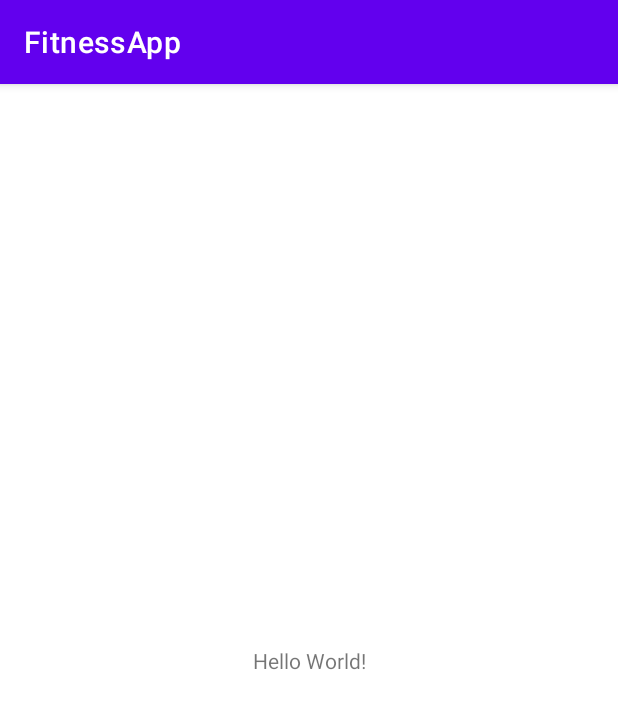
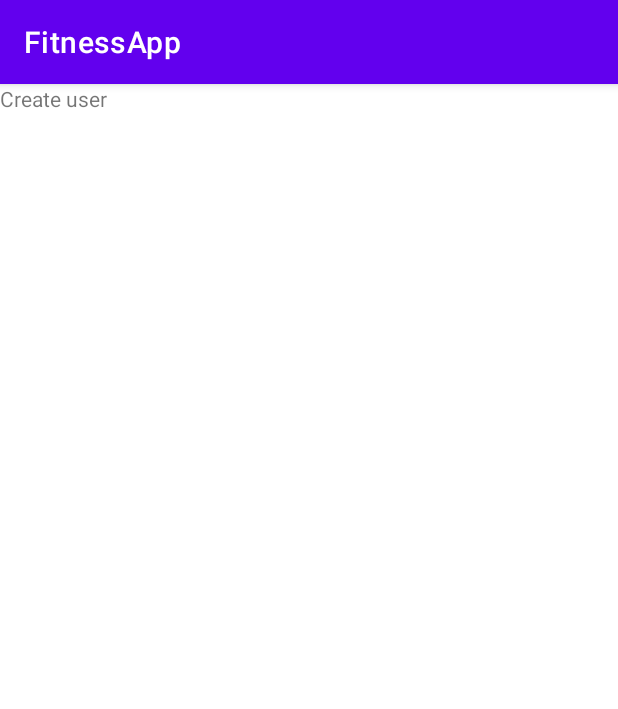
Before and after one commit to npawlenko/FitnessApp, an Android app: the screen it shows after launch (MainActivity before the commit, UserCreateActivity after it), on a phone screen of 412 x 824 dp. Shown: the top 709 px of the screen. Run offline under Robolectric (Android 15) with nearby library versions, the phone set to English and light mode, and no system bars; 6 statements that could not run were skipped.

Commit message:
Create user activities skeleton

```diff
--- /dev/null
+++ b/app/src/main/java/com/np/fitnessapp/UserCreateActivity.java
@@ -0,0 +1,16 @@
+package com.np.fitnessapp;
+
+import android.os.Bundle;
+
+import androidx.appcompat.app.AppCompatActivity;
+
+public class UserCreateActivity extends AppCompatActivity {
+
+    public static final String CREATED_USER_ID_EXTRA = "createdUserId";
+
+    @Override
+    protected void onCreate(Bundle savedInstanceState) {
+        super.onCreate(savedInstanceState);
+        setContentView(R.layout.activity_create_user);
+    }
+}
--- /dev/null
+++ b/app/src/main/res/layout/activity_create_user.xml
@@ -0,0 +1,16 @@
+<?xml version="1.0" encoding="utf-8"?>
+<androidx.constraintlayout.widget.ConstraintLayout xmlns:android="http://schemas.android.com/apk/res/android"
+    xmlns:app="http://schemas.android.com/apk/res-auto"
+    xmlns:tools="http://schemas.android.com/tools"
+    android:layout_width="match_parent"
+    android:layout_height="match_parent"
+    tools:context=".UserCreateActivity">
+
+    <TextView
+        android:id="@+id/textView"
+        android:layout_width="wrap_content"
+        android:layout_height="wrap_content"
+        android:text="Create user"
+        tools:layout_editor_absoluteX="72dp"
+        tools:layout_editor_absoluteY="59dp" />
+</androidx.constraintlayout.widget.ConstraintLayout>
```
Also changed, not shown: app/src/main/AndroidManifest.xml (+14 -0 lines), app/src/main/java/com/np/fitnessapp/HomeActivity.java (added, +14 -0 lines), app/src/main/java/com/np/fitnessapp/MainActivity.java (+71 -3 lines), app/src/main/java/com/np/fitnessapp/UserSelectActivity.java (added, +16 -0 lines), app/src/main/res/layout/activity_home.xml (added, +16 -0 lines).
